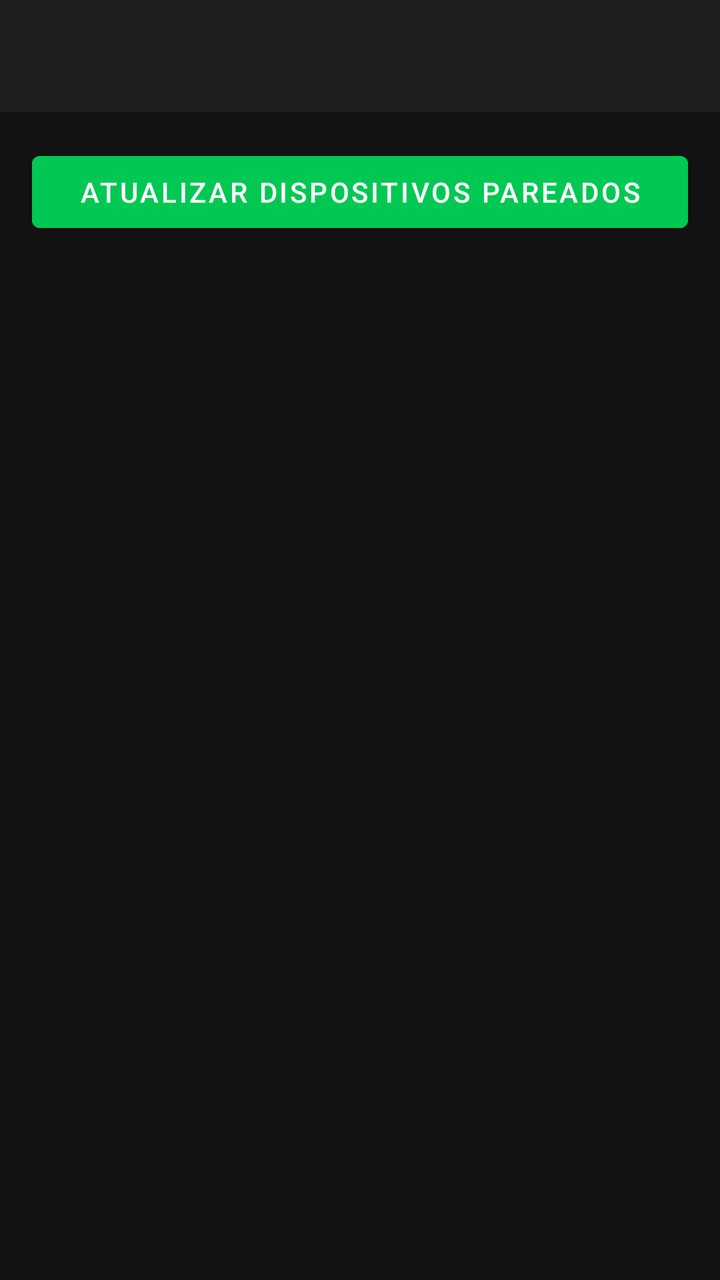
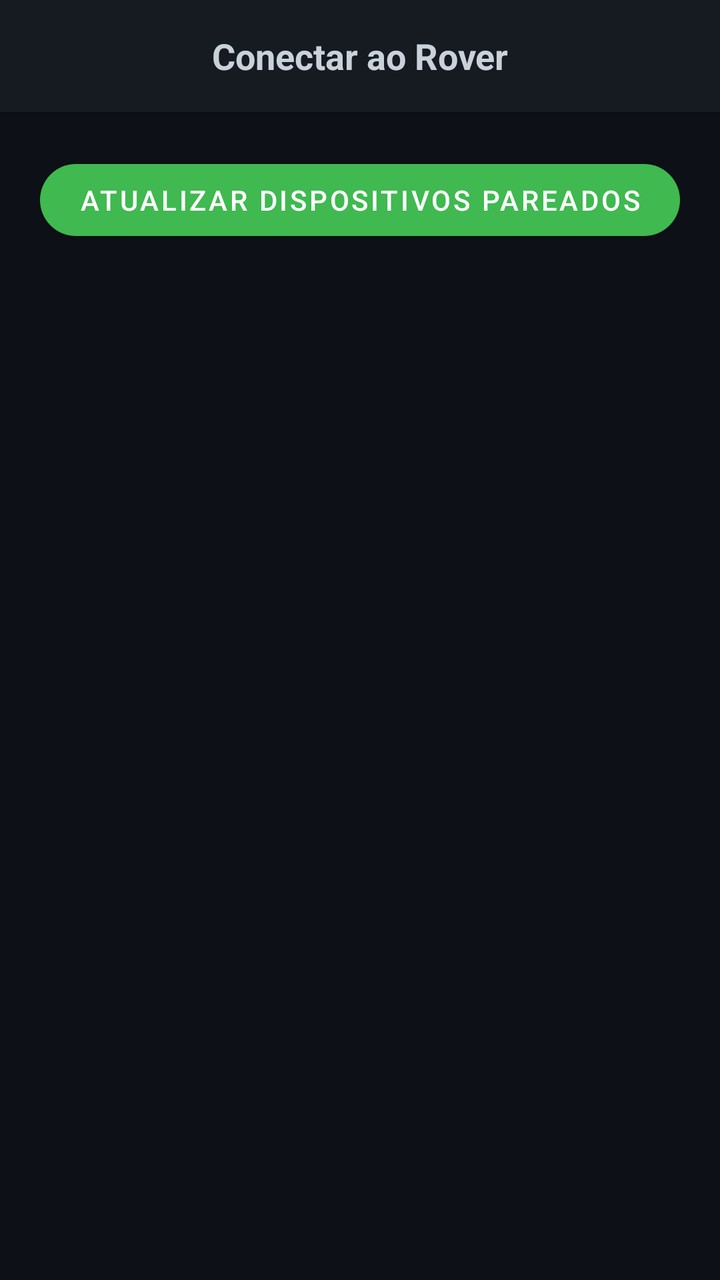

Compare the two renders of this Android layout. The source of the first and the diff that turns it into the second are given below.
<!-- AndroidManifest.xml: application theme Theme.RoverControl -->
<!-- res/layout/activity_connect.xml -->
<?xml version="1.0" encoding="utf-8"?>
<LinearLayout
    xmlns:android="http://schemas.android.com/apk/res/android"
    android:layout_width="match_parent"
    android:layout_height="match_parent"
    android:orientation="vertical"
    android:background="@color/colorBackground">

    <androidx.appcompat.widget.Toolbar
        android:id="@+id/toolbar"
        android:layout_width="match_parent"
        android:layout_height="?attr/actionBarSize"
        android:background="@color/colorSurface"
        android:elevation="4dp" />

    <ProgressBar
        android:id="@+id/progress_bar"
        android:layout_width="wrap_content"
        android:layout_height="wrap_content"
        android:layout_gravity="center_horizontal"
        android:layout_marginTop="12dp"
        android:visibility="gone"
        android:indeterminateTint="@color/colorPrimary" />

    <Button
        android:id="@+id/btn_refresh"
        android:layout_width="match_parent"
        android:layout_height="48dp"
        android:layout_margin="16dp"
        android:text="Atualizar dispositivos pareados"
        android:backgroundTint="@color/colorPrimary" />

    <TextView
        android:id="@+id/tv_empty"
        android:layout_width="match_parent"
        android:layout_height="wrap_content"
        android:text="Nenhum dispositivo pareado.\nPareie o HC-05 nas configurações do Android."
        android:textColor="@color/colorOnBackground"
        android:textAlignment="center"
        android:padding="24dp"
        android:visibility="gone" />

    <androidx.recyclerview.widget.RecyclerView
        android:id="@+id/recycler_devices"
        android:layout_width="match_parent"
        android:layout_height="0dp"
        android:layout_weight="1"
        android:clipToPadding="false"
        android:padding="8dp" />

</LinearLayout>
<!-- resources referenced by this layout -->
<resources>
  <color name="colorBackground">#121212</color>
  <color name="colorOnBackground">#EFEFEF</color>
  <color name="colorPrimary">#00C853</color>
  <color name="colorSurface">#1E1E1E</color>
  <style name="Theme.RoverControl" parent="Theme.MaterialComponents.DayNight.NoActionBar">
          <item name="colorPrimary">@color/colorPrimary</item>
          <item name="colorSecondary">@color/colorSecondary</item>
          <item name="android:windowBackground">@color/colorBackground</item>
          <item name="colorError">@color/colorError</item>
      </style>
  <color name="colorSecondary">#0091EA</color>
  <color name="colorError">#D32F2F</color>
</resources>

<!-- the commit's change to res/layout/activity_connect.xml (unified diff, before → after) -->
@@ -11,41 +11,110 @@
         android:layout_width="match_parent"
         android:layout_height="?attr/actionBarSize"
         android:background="@color/colorSurface"
-        android:elevation="4dp" />
+        android:elevation="4dp">
 
-    <ProgressBar
-        android:id="@+id/progress_bar"
-        android:layout_width="wrap_content"
-        android:layout_height="wrap_content"
-        android:layout_gravity="center_horizontal"
-        android:layout_marginTop="12dp"
-        android:visibility="gone"
-        android:indeterminateTint="@color/colorPrimary" />
+        <TextView
+            android:layout_width="wrap_content"
+            android:layout_height="wrap_content"
+            android:layout_gravity="center"
+            android:text="Conectar ao Rover"
+            android:textColor="@color/colorOnBackground"
+            android:textSize="18sp"
+            android:textStyle="bold" />
 
-    <Button
-        android:id="@+id/btn_refresh"
+    </androidx.appcompat.widget.Toolbar>
+
+    
+    <LinearLayout
+        android:id="@+id/empty_state"
         android:layout_width="match_parent"
-        android:layout_height="48dp"
-        android:layout_margin="16dp"
-        android:text="Atualizar dispositivos pareados"
-        android:backgroundTint="@color/colorPrimary" />
+        android:layout_height="match_parent"
+        android:orientation="vertical"
+        android:gravity="center"
+        android:padding="32dp"
+        android:visibility="gone">
 
-    <TextView
-        android:id="@+id/tv_empty"
+        <ImageView
+            android:layout_width="96dp"
+            android:layout_height="96dp"
+            android:src="@drawable/ic_bt_disconnected"
+            android:layout_marginBottom="24dp"
+            android:alpha="0.5" />
+
+        <TextView
+            android:layout_width="wrap_content"
+            android:layout_height="wrap_content"
+            android:text="Nenhum dispositivo pareado"
+            android:textColor="@color/colorOnBackground"
+            android:textSize="18sp"
+            android:textStyle="bold"
+            android:layout_marginBottom="8dp" />
+
+        <TextView
+            android:layout_width="wrap_content"
+            android:layout_height="wrap_content"
+            android:text="Pareie o HC-05 nas configurações do Android"
+            android:textColor="@color/colorOnSurfaceVariant"
+            android:textSize="14sp"
+            android:gravity="center"
+            android:layout_marginBottom="24dp" />
+
+        <Button
+            android:id="@+id/btn_refresh_empty"
+            style="@style/PrimaryButton"
+            android:layout_width="200dp"
+            android:text="Atualizar" />
+
+    </LinearLayout>
+
+    
+    <LinearLayout
+        android:id="@+id/loading_state"
         android:layout_width="match_parent"
         android:layout_height="wrap_content"
-        android:text="Nenhum dispositivo pareado.\nPareie o HC-05 nas configurações do Android."
-        android:textColor="@color/colorOnBackground"
-        android:textAlignment="center"
+        android:orientation="vertical"
+        android:gravity="center"
         android:padding="24dp"
-        android:visibility="gone" />
+        android:visibility="gone">
 
-    <androidx.recyclerview.widget.RecyclerView
-        android:id="@+id/recycler_devices"
+        <ProgressBar
+            android:id="@+id/progress_bar"
+            android:layout_width="48dp"
+            android:layout_height="48dp"
+            android:indeterminateTint="@color/colorPrimary" />
+
+        <TextView
+            android:layout_width="wrap_content"
+            android:layout_height="wrap_content"
+            android:text="Buscando dispositivos..."
+            android:textColor="@color/colorOnSurfaceVariant"
+            android:textSize="14sp"
+            android:layout_marginTop="12dp" />
+
+    </LinearLayout>
+
+    
+    <LinearLayout
         android:layout_width="match_parent"
         android:layout_height="0dp"
         android:layout_weight="1"
-        android:clipToPadding="false"
-        android:padding="8dp" />
+        android:orientation="vertical"
+        android:padding="16dp">
+
+        <Button
+            android:id="@+id/btn_refresh"
+            style="@style/PrimaryButton"
+            android:layout_width="match_parent"
+            android:text="Atualizar dispositivos pareados" />
+
+        <androidx.recyclerview.widget.RecyclerView
+            android:id="@+id/recycler_devices"
+            android:layout_width="match_parent"
+            android:layout_height="0dp"
+            android:layout_weight="1"
+            android:layout_marginTop="12dp"
+            android:clipToPadding="false" />
+
+    </LinearLayout>
 
 </LinearLayout>
<!-- resource entries referenced after the edit -->
@@ -1,16 +1,50 @@
 <!-- resources referenced by this layout -->
 <resources>
-  <color name="colorBackground">#121212</color>
-  <color name="colorOnBackground">#EFEFEF</color>
-  <color name="colorPrimary">#00C853</color>
-  <color name="colorSurface">#1E1E1E</color>
+  <color name="colorBackground">#0D1117</color>
+  <color name="colorOnBackground">#C9D1D9</color>
+  <color name="colorOnSurfaceVariant">#8B949E</color>
+  <color name="colorPrimary">#3FB950</color>
+  <color name="colorSurface">#161B22</color>
+  <!-- drawable ic_bt_disconnected (drawable) -->
+  <?xml version="1.0" encoding="utf-8"?>
+  <vector xmlns:android="http://schemas.android.com/apk/res/android"
+      android:width="24dp" android:height="24dp"
+      android:viewportWidth="24" android:viewportHeight="24">
+      <path android:fillColor="#757575"
+          android:pathData="M17.71,7.71L12,2h-1v7.59L6.41,5 5,6.41l5.59,5.59L5,17.59 6.41,19 11,14.41V22h1l5.71-5.71-4.3-4.29 4.3-4.29zM13,5.83l1.88,1.88L13,9.59V5.83zM14.88,16.29 13,18.17v-3.76l1.88,1.88z" />
+  </vector>
+  <style name="PrimaryButton" parent="Widget.MaterialComponents.Button">
+          <item name="android:layout_width">0dp</item>
+          <item name="android:layout_height">48dp</item>
+          <item name="android:layout_margin">4dp</item>
+          <item name="backgroundTint">@color/colorPrimary</item>
+          <item name="android:textColor">@color/colorOnPrimary</item>
+          <item name="cornerRadius">24dp</item>
+      </style>
   <style name="Theme.RoverControl" parent="Theme.MaterialComponents.DayNight.NoActionBar">
           <item name="colorPrimary">@color/colorPrimary</item>
+          <item name="colorPrimaryVariant">@color/colorPrimaryVariant</item>
+          <item name="colorOnPrimary">@color/colorOnPrimary</item>
           <item name="colorSecondary">@color/colorSecondary</item>
+          <item name="colorSecondaryVariant">@color/colorSecondaryVariant</item>
+          <item name="colorOnSecondary">@color/colorOnSecondary</item>
+          <item name="android:colorBackground">@color/colorBackground</item>
           <item name="android:windowBackground">@color/colorBackground</item>
+          <item name="colorSurface">@color/colorSurface</item>
+          <item name="colorOnSurface">@color/colorOnSurface</item>
           <item name="colorError">@color/colorError</item>
+          <item name="colorOnError">@color/colorOnError</item>
+          <item name="colorSurfaceVariant">@color/colorSurfaceVariant</item>
+          <item name="colorOnSurfaceVariant">@color/colorOnSurfaceVariant</item>
       </style>
-  <color name="colorSecondary">#0091EA</color>
-  <color name="colorError">#D32F2F</color>
+  <color name="colorOnPrimary">#FFFFFF</color>
+  <color name="colorPrimaryVariant">#238636</color>
+  <color name="colorSecondary">#58A6FF</color>
+  <color name="colorSecondaryVariant">#1F6FEB</color>
+  <color name="colorOnSecondary">#FFFFFF</color>
+  <color name="colorOnSurface">#C9D1D9</color>
+  <color name="colorError">#F85149</color>
+  <color name="colorOnError">#FFFFFF</color>
+  <color name="colorSurfaceVariant">#21262D</color>
 </resources>
 
